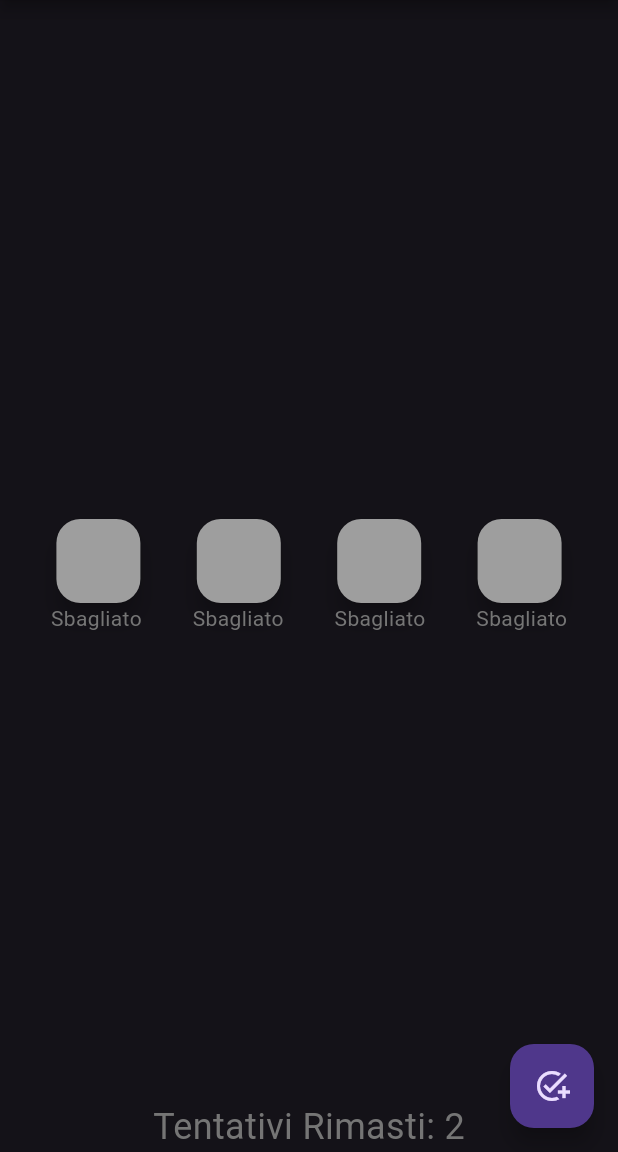
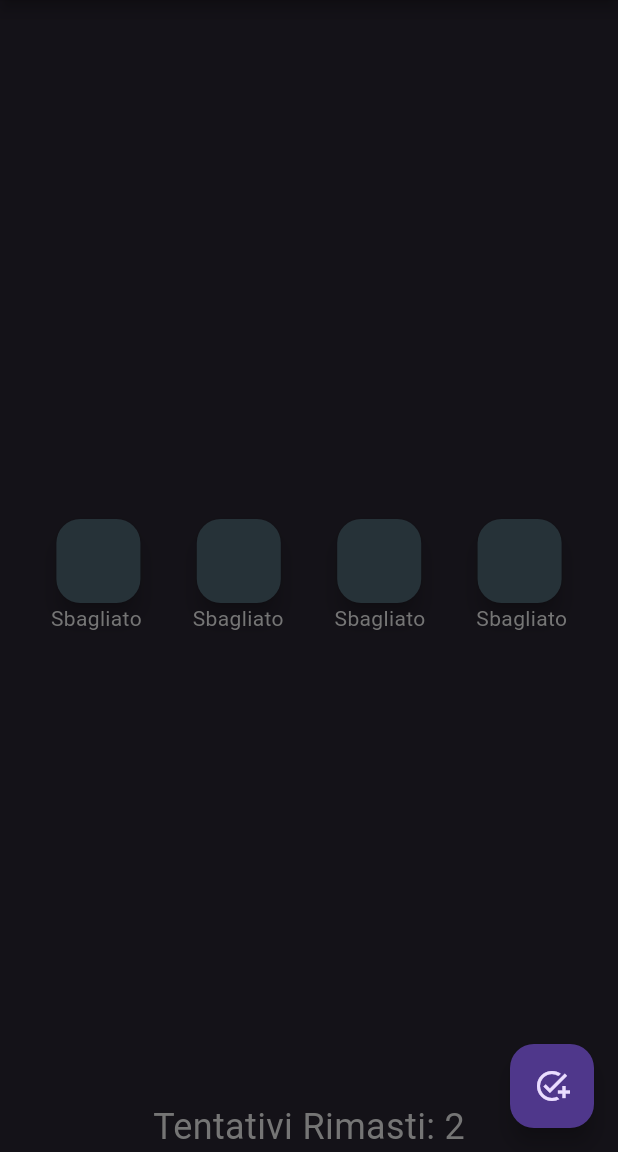
Before and after one commit to Leo05-gif/TPSIT, a Flutter app: the screen it shows after launch, after a tap on the "add task" icon, on a phone screen of 412 x 824 dp, the part 84-1236 px from its top. Run offline on Flutter 3.47's test engine with Material 3 defaults, Android fonts, the light colour scheme and no system bars.

Commit message:
Modificato il colore di default dei buttoni

```diff
--- a/inferiormind/lib/main.dart
+++ b/inferiormind/lib/main.dart
@@ -14,7 +14,7 @@
     return MaterialApp(
       title: 'Inferior Mind',
       theme: ThemeData(
-          brightness: Brightness.dark,
+        brightness: Brightness.dark,
       ),
       home: const MyHomePage(title: 'Inferior Mind'),
     );
@@ -36,14 +36,14 @@
 
   // BUTTONS RELATED
   List<int> _counters = List.filled(4, 0);
-  List<Color> _currentColour = List.filled(4, Colors.grey);
+  List<Color> _currentColour = List.filled(4, Colors.blueGrey.shade900);
   List<Color> _sequence = [];
 
   // TEXT
+  final String _attemptsText = "Tentativi Rimasti: ";
+  final Color defaultTextColour = Colors.grey.shade600;
   List<String> _guessesText = List.filled(4, "");
   String _statusText = "";
-  final String _attemptsText = "Tentativi Rimasti: ";
-  final Color defaultColour = Colors.grey.shade600;
 
   // FLAGS
   bool _gameOverFlag = false;
@@ -118,7 +118,7 @@
     setState(() {
       // RESET BUTTONS
       _counters = List.filled(4, 0);
-      _currentColour = List.filled(4, Colors.grey);
+      _currentColour = List.filled(4, Colors.blueGrey.shade900);
 
       // RESET TEXT
       _guessesText = List.filled(4, "");
@@ -137,7 +137,7 @@
   Widget build(BuildContext context) {
     return Scaffold(
       appBar: AppBar(
-        title: Text(widget.title, style: (TextStyle(color: defaultColour)),),
+        title: Text(widget.title, style: (TextStyle(color: defaultTextColour)),),
         centerTitle: true,
         shadowColor: Theme.of(context).shadowColor,
         elevation: 4,
@@ -180,10 +180,10 @@
                 Row(
                   mainAxisAlignment: MainAxisAlignment.spaceEvenly,
                   children: [
-                    Text(_guessesText[0], style: (TextStyle(color: defaultColour)),),
-                    Text(_guessesText[1], style: (TextStyle(color: defaultColour)),),
-                    Text(_guessesText[2], style: (TextStyle(color: defaultColour)),),
-                    Text(_guessesText[3], style: (TextStyle(color: defaultColour)),),
+                    Text(_guessesText[0], style: (TextStyle(color: defaultTextColour)),),
+                    Text(_guessesText[1], style: (TextStyle(color: defaultTextColour)),),
+                    Text(_guessesText[2], style: (TextStyle(color: defaultTextColour)),),
+                    Text(_guessesText[3], style: (TextStyle(color: defaultTextColour)),),
                   ],
                 )
               ],
@@ -193,14 +193,14 @@
             alignment: Alignment.topCenter,
             child: Text(
               _statusText,
-              style: (TextStyle(fontSize:24, color: defaultColour)),
+              style: (TextStyle(fontSize:24, color: defaultTextColour)),
             ),
           ),
           Align(
             alignment: Alignment.bottomCenter,
             child: Text(
               _attemptsText + _attempts.toString(),
-              style: (TextStyle(fontSize:24, color: defaultColour)),
+              style: (TextStyle(fontSize:24, color: defaultTextColour)),
             ),
           )
         ],
```
